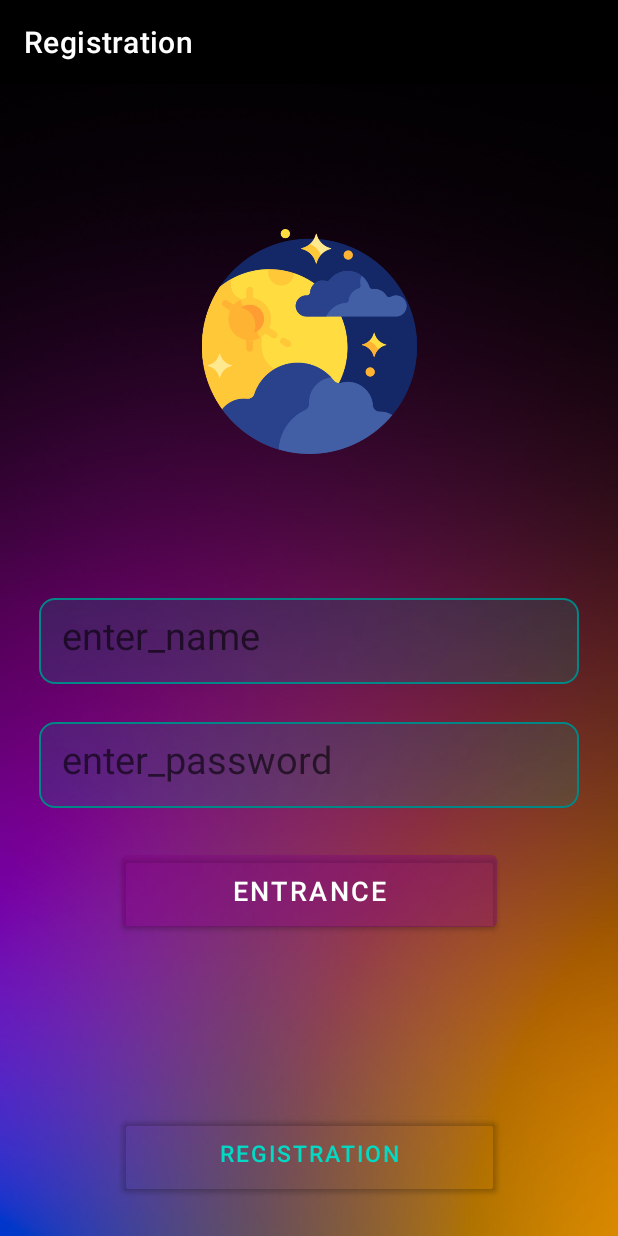
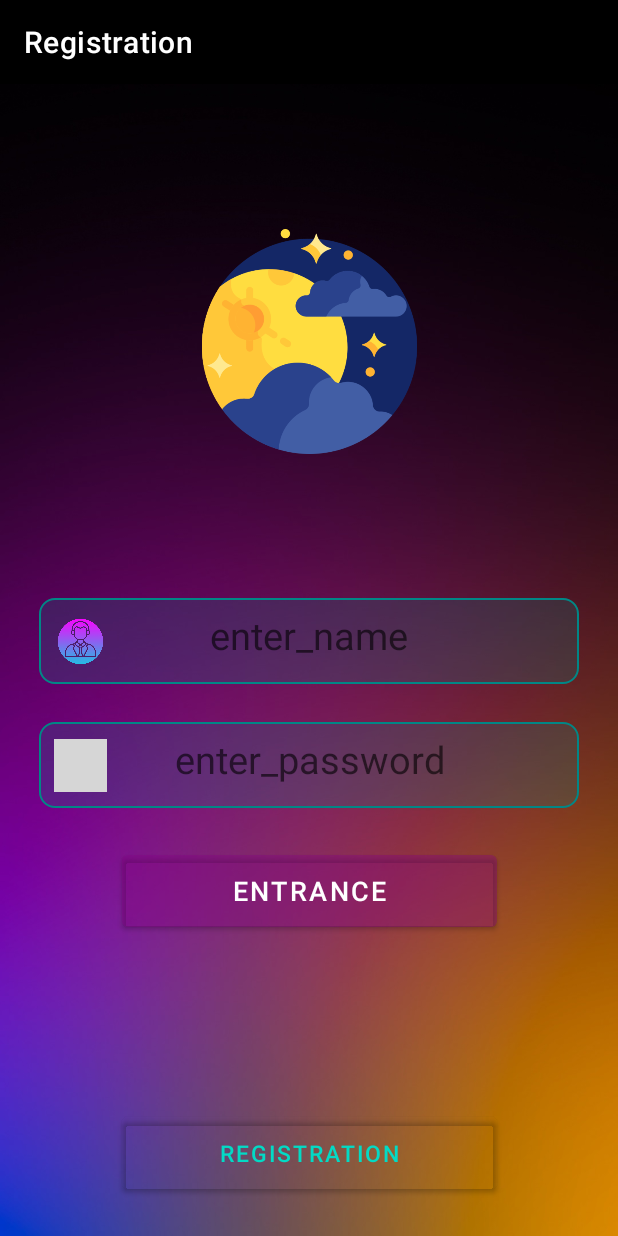
Before and after one commit to Suiunbek02/registrationProjject, an Android app: the screen it shows after launch (MainActivity), on a phone screen of 412 x 824 dp. Run offline under Robolectric (Android 15) with nearby library versions, the phone set to English and light mode, and no system bars; our stand-ins replace Dagger/Hilt's generated code; libraries missing offline, so code that uses them is left out: by.kirich1409.viewbindingdelegate; 2 statements that could not run were skipped; grey boxes are pictures that could not be loaded.

```diff
--- a/app/src/main/java/com/example/registrationprojject/base/BaseFlowFragment.kt
+++ b/app/src/main/java/com/example/registrationprojject/base/BaseFlowFragment.kt
@@ -21,6 +21,4 @@ abstract class BaseFlowFragment(@LayoutRes layoutId: Int,
             childFragmentManager.findFragmentById(idFlowFragment) as NavHostFragment
         val navController = navHostFragment.navController
     }
-
-
 }
--- a/app/src/main/java/com/example/registrationprojject/data/di/PreferencesModule.kt
+++ b/app/src/main/java/com/example/registrationprojject/data/di/PreferencesModule.kt
@@ -24,5 +24,4 @@ object PreferencesModule {
     @Provides
     fun provideUserPreferencesData(preferencesHelper: PreferencesHelper) =
         UserPreferencesData(preferencesHelper)
-
 }
--- a/app/src/main/java/com/example/registrationprojject/ui/activity/SplashActivity.kt
+++ b/app/src/main/java/com/example/registrationprojject/ui/activity/SplashActivity.kt
@@ -1,16 +1,12 @@
 package com.example.registrationprojject.ui.activity
 
 import android.annotation.SuppressLint
-import android.content.Context
 import android.content.Intent
 import android.os.Bundle
 import android.os.Handler
 import android.os.Looper
 import androidx.appcompat.app.AppCompatActivity
 import com.example.registrationprojject.R
-import com.example.registrationprojject.ui.fragments.sign.SignFlowFragment
-import kotlinx.coroutines.NonCancellable.start
-import java.lang.Thread.sleep
 
 @SuppressLint("CustomSplashScreen")
 class SplashActivity : AppCompatActivity() {
--- a/app/src/main/java/com/example/registrationprojject/ui/fragments/main/MainFlowFragment.kt
+++ b/app/src/main/java/com/example/registrationprojject/ui/fragments/main/MainFlowFragment.kt
@@ -1,9 +1,5 @@
 package com.example.registrationprojject.ui.fragments.main
 
-import android.os.Bundle
-import androidx.fragment.app.Fragment
-import android.view.View
-import androidx.navigation.fragment.NavHostFragment
 import com.example.registrationprojject.R
 import com.example.registrationprojject.base.BaseFlowFragment
 import dagger.hilt.android.AndroidEntryPoint
--- a/app/src/main/java/com/example/registrationprojject/ui/fragments/sign/in/SignInFragment.kt
+++ b/app/src/main/java/com/example/registrationprojject/ui/fragments/sign/in/SignInFragment.kt
@@ -2,6 +2,7 @@ package com.example.registrationprojject.ui.fragments.sign.`in`
 
 import android.os.Bundle
 import android.view.View
+import android.widget.Toast
 import androidx.fragment.app.Fragment
 import androidx.navigation.findNavController
 import androidx.navigation.fragment.findNavController
@@ -27,15 +28,24 @@ class SignUpFragment : Fragment(R.layout.fragment_sign_in) {
     }
 
     private fun setupListener() {
-        clickSignIn()
+        getBottom()
         clickSignUp()
     }
 
-    private fun clickSignIn() {
-        binding.signInBottom.setOnClickListener {
-            userPreferencesData.isAuthorized = true
-            requireActivity().findNavController(R.id.nav_host_fragment)
-                .navigate(R.id.action_global_mainFlowFragment)
+    private fun getBottom() = with(binding) {
+        signInBottom.setOnClickListener {
+            if (enterPassword.text.length >= 8) {
+                userPreferencesData.isAuthorized = true
+                requireActivity().findNavController(R.id.nav_host_fragment)
+                    .navigate(R.id.action_global_mainFlowFragment)
+            }else {
+                textImage.visibility = View.VISIBLE
+                Toast.makeText(
+                    requireContext(),
+                    "Text have to be more then 8 symbols",
+                    Toast.LENGTH_SHORT
+                ).show()
+            }
         }
     }
 
--- a/app/src/main/java/com/example/registrationprojject/ui/fragments/sign/up/SignUpFragment.kt
+++ b/app/src/main/java/com/example/registrationprojject/ui/fragments/sign/up/SignUpFragment.kt
@@ -26,7 +26,6 @@ class SignUpFragment : Fragment(R.layout.fragment_sign_up) {
     }
 
     private fun migrationToHomeFragment() = with(binding) {
-
         btnRegistration.setOnClickListener {
             if (editRegistration.text.length >= 8) {
                 userPreferencesData.isAuthorized = true
--- a/app/src/main/res/layout/fragment_sign_in.xml
+++ b/app/src/main/res/layout/fragment_sign_in.xml
@@ -32,12 +32,47 @@
             android:background="@drawable/name_bottom"
             android:backgroundTint="@color/teal_700"
             android:layout_marginBottom="25dp"
-            android:textColor="@color/black"
+            android:textColor="@color/teal_200"
             android:textSize="25sp"
             android:padding="15dp"
-            android:gravity="start|center"
+            android:gravity="center"
             android:inputType="textPersonName"
             android:hint="@string/enter_name"/>
+
+        <ImageView
+            android:id="@+id/text_image"
+            android:layout_width="30dp"
+            android:layout_height="30dp"
+            android:background="@drawable/moon"
+            app:layout_constraintEnd_toEndOf="@id/enter_name"
+            app:layout_constraintTop_toTopOf="@id/enter_name"
+            app:layout_constraintBottom_toBottomOf="@id/enter_name"
+            android:visibility="gone"
+            android:layout_marginEnd="10dp"
+            android:contentDescription="@string/todo" />
+
+        <ImageView
+            android:id="@+id/password_image"
+            android:layout_width="35dp"
+            android:layout_height="35dp"
+            android:background="@drawable/email"
+            app:layout_constraintStart_toStartOf="@id/enter_password"
+            app:layout_constraintTop_toTopOf="@id/enter_password"
+            app:layout_constraintBottom_toBottomOf="@id/enter_password"
+            android:layout_marginStart="10dp"
+            android:contentDescription="@string/todo" />
+
+        <ImageView
+            android:id="@+id/account_image"
+            android:layout_width="35dp"
+            android:layout_marginStart="10dp"
+            android:layout_height="35dp"
+            android:background="@drawable/account"
+            app:layout_constraintStart_toStartOf="@id/enter_name"
+            app:layout_constraintTop_toTopOf="@id/enter_name"
+            app:layout_constraintBottom_toBottomOf="@id/enter_name"
+            android:layout_marginEnd="10dp"
+            android:contentDescription="@string/todo" />
 
         <EditText
             android:id="@+id/enter_password"
@@ -52,8 +87,8 @@
             android:background="@drawable/name_bottom"
             android:inputType="textPersonName"
             app:layout_constraintTop_toBottomOf="@id/enter_name"
-            android:gravity="start|center"
-            android:textColor="@color/black"
+            android:gravity="center"
+            android:textColor="@color/teal_200"
             android:hint="@string/enter_password"
             tools:ignore="TextFields" />
 
--- a/app/src/main/res/layout/fragment_sign_up.xml
+++ b/app/src/main/res/layout/fragment_sign_up.xml
@@ -15,7 +15,7 @@
             android:id="@+id/edit_registration"
             android:layout_width="350dp"
             android:layout_height="50dp"
-            android:gravity="start|center"
+            android:gravity="center"
             android:textStyle="normal"
             app:layout_constraintTop_toTopOf="parent"
             app:layout_constraintEnd_toEndOf="parent"
@@ -26,6 +26,18 @@
             android:textColor="@color/teal_700"
             android:hint="@string/tomasgadji_gmail_com"
             android:textSize="18sp" />
+
+        <ImageView
+            android:id="@+id/account_image"
+            android:layout_width="35dp"
+            android:layout_marginStart="10dp"
+            android:layout_height="35dp"
+            android:background="@drawable/account"
+            app:layout_constraintStart_toStartOf="@id/edit_registration"
+            app:layout_constraintTop_toTopOf="@id/edit_registration"
+            app:layout_constraintBottom_toBottomOf="@id/edit_registration"
+            android:layout_marginEnd="10dp"
+            android:contentDescription="@string/todo" />
 
         <Button
             android:id="@+id/btn_registration"
@@ -38,6 +50,5 @@
             app:layout_constraintStart_toStartOf="@id/edit_registration"
             app:layout_constraintEnd_toEndOf="@id/edit_registration"/>
 
-
     </androidx.constraintlayout.widget.ConstraintLayout>
 </FrameLayout>
```
Also changed, not shown: app/src/main/res/drawable-v24/account.png (added).
